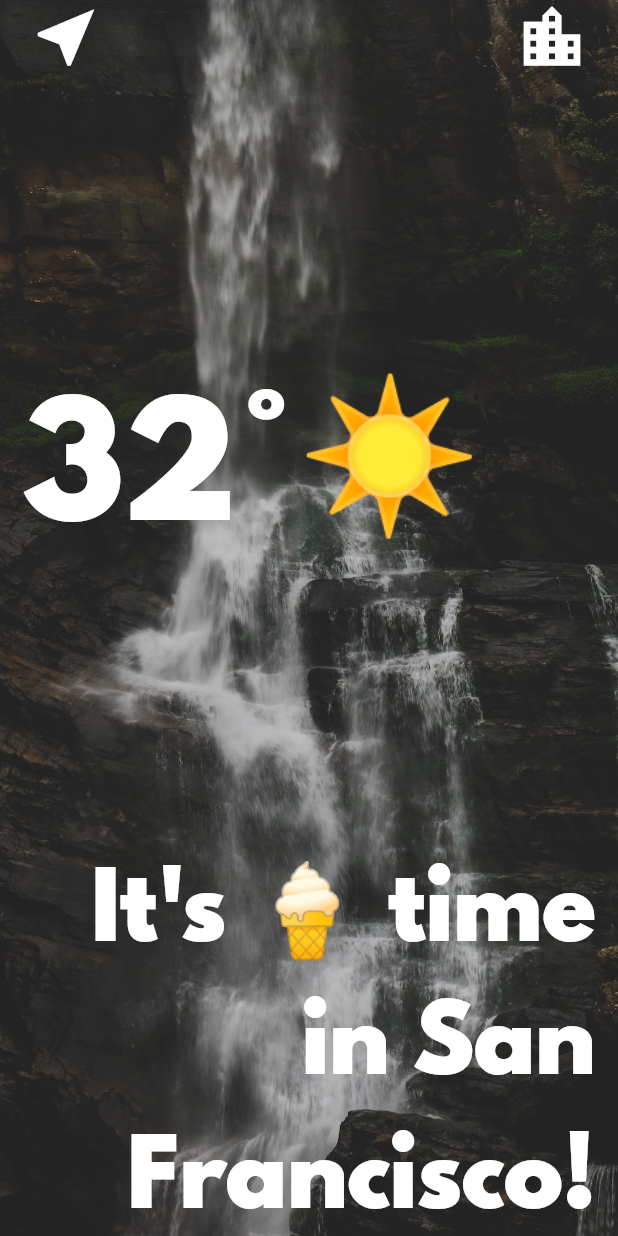
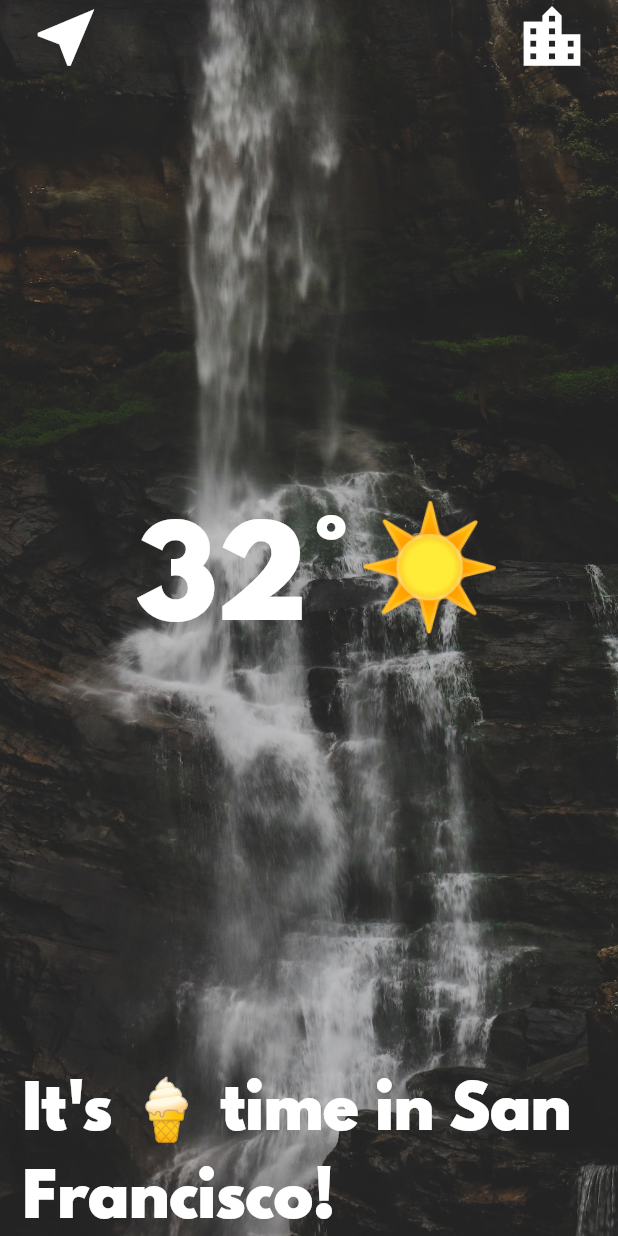
Before and after one commit to jesse-dahl/flutter-weather-app, a Flutter app: the LocationScreen screen opened directly, on a phone screen of 412 x 824 dp. Run offline on Flutter 3.47's test engine with Material 2 defaults, Android fonts, the phone set to English and light mode, and no system bars; our stand-ins replace flutter_spinkit, geolocator; network calls fail.

Commit message:
fixed some styling

```diff
--- a/lib/screens/location_screen.dart
+++ b/lib/screens/location_screen.dart
@@ -47,6 +47,7 @@ class _LocationScreenState extends State<LocationScreen> {
               Padding(
                 padding: EdgeInsets.only(left: 15.0),
                 child: Row(
+                  mainAxisAlignment: MainAxisAlignment.center,
                   children: <Widget>[
                     Text(
                       '32°',
@@ -60,12 +61,18 @@ class _LocationScreenState extends State<LocationScreen> {
                 ),
               ),
               Padding(
-                padding: EdgeInsets.only(right: 15.0),
-                child: Text(
-                  "It's 🍦 time in San Francisco!",
-                  textAlign: TextAlign.right,
-                  style: kMessageTextStyle,
+                padding: EdgeInsets.fromLTRB(15.0, 0, 15.0, 0),
+                child: Column(
+                  mainAxisAlignment: MainAxisAlignment.center,
+                  children: <Widget>[
+                    Text(
+                      "It's 🍦 time in San Francisco!",
+                      //textAlign: TextAlign.right,
+                      style: kMessageTextStyle,
+                    ),
+                  ],
                 ),
+
               ),
             ],
           ),
--- a/lib/utilities/constants.dart
+++ b/lib/utilities/constants.dart
@@ -2,12 +2,12 @@ import 'package:flutter/material.dart';
 
 const kTempTextStyle = TextStyle(
   fontFamily: 'Spartan MB',
-  fontSize: 100.0,
+  fontSize: 80.0,
 );
 
 const kMessageTextStyle = TextStyle(
   fontFamily: 'Spartan MB',
-  fontSize: 60.0,
+  fontSize: 40.0,
 );
 
 const kButtonTextStyle = TextStyle(
@@ -16,5 +16,5 @@ const kButtonTextStyle = TextStyle(
 );
 
 const kConditionTextStyle = TextStyle(
-  fontSize: 100.0,
+  fontSize: 80.0,
 );
```
Also changed, not shown: pubspec.lock.
